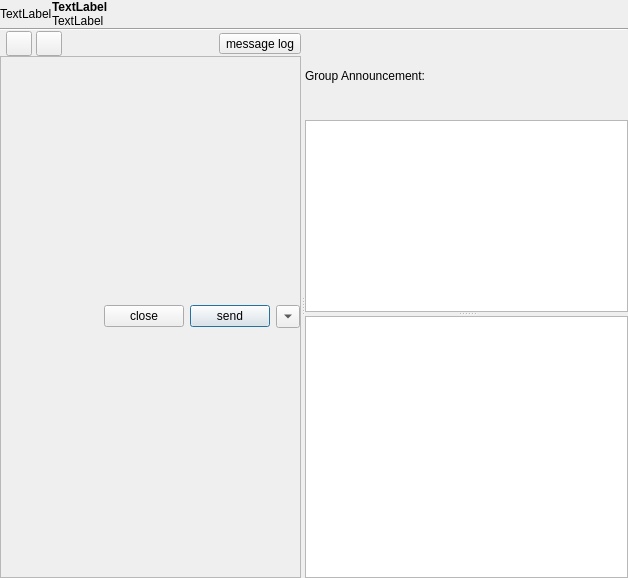
Above: src/ui/groupchatdlg.ui from zhanlangsir/Qtqq before the change. Below: the same form after it.
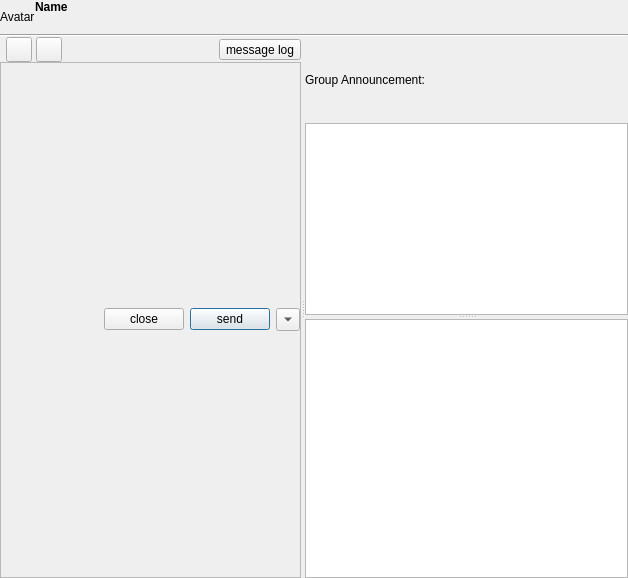
That is the form after the change.

```diff
--- a/src/ui/groupchatdlg.ui
+++ b/src/ui/groupchatdlg.ui
@@ -48,7 +48,7 @@
           </sizepolicy>
          </property>
          <property name="text">
-          <string>TextLabel</string>
+          <string>Avatar</string>
          </property>
          <property name="margin">
           <number>5</number>
@@ -72,16 +72,22 @@
             </font>
            </property>
            <property name="text">
-            <string>TextLabel</string>
+            <string>Name</string>
            </property>
           </widget>
          </item>
          <item>
-          <widget class="QLabel" name="lbl_category_">
-           <property name="text">
-            <string>TextLabel</string>
+          <spacer name="horizontalSpacer">
+           <property name="orientation">
+            <enum>Qt::Horizontal</enum>
            </property>
-          </widget>
+           <property name="sizeHint" stdset="0">
+            <size>
+             <width>40</width>
+             <height>20</height>
+            </size>
+           </property>
+          </spacer>
          </item>
         </layout>
        </item>
```
